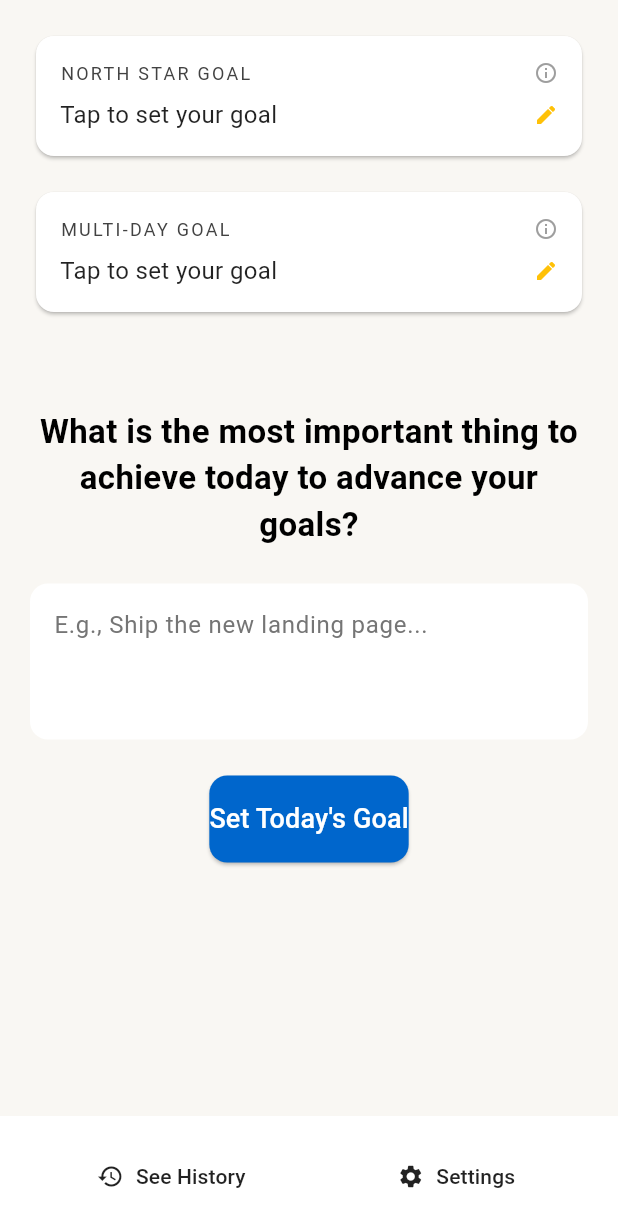
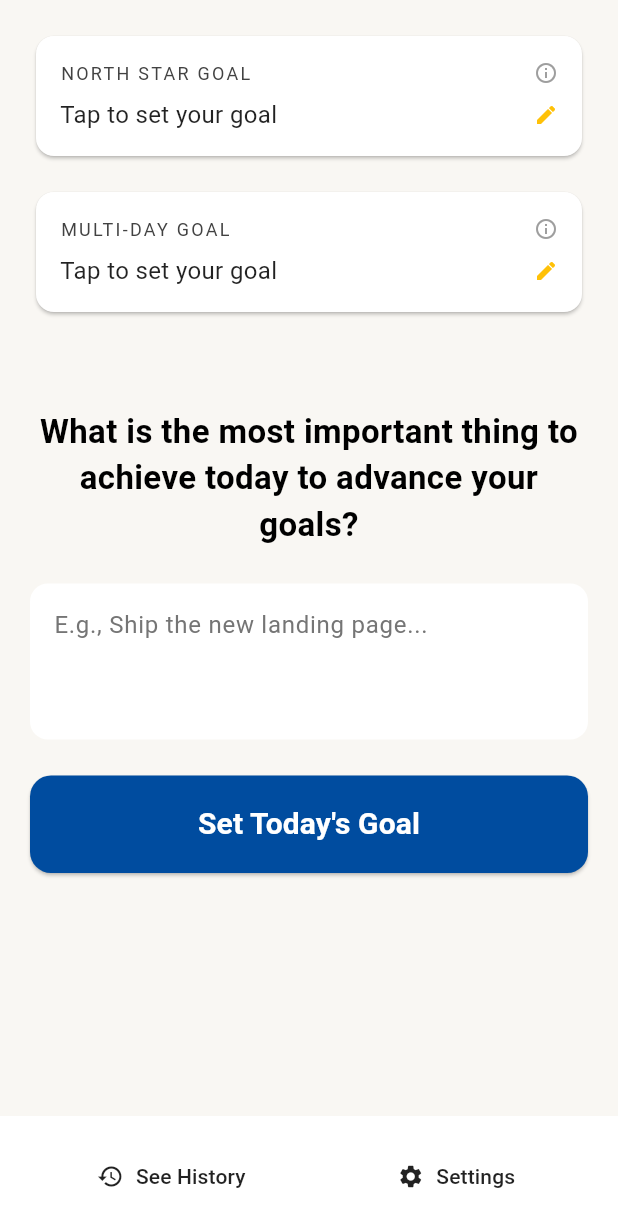
Before and after one commit to neonnubula/japchae, a Flutter app: the screen it shows after launch, on a phone screen of 412 x 824 dp. Shown: the top 1227 px of the screen. Run offline on Flutter 3.47's test engine with Material 3 defaults, Android fonts, the light colour scheme and no system bars; our stand-ins replace flutter_local_notifications, hive, hive_flutter, timezone; accounts and stored records are empty.

Commit message:
style: improve Set Today's Goal button - darker blue, full width, more padding, larger text for better UX

```diff
--- a/lib/screens/home_screen.dart
+++ b/lib/screens/home_screen.dart
@@ -89,7 +89,9 @@ class _HomeScreenState extends State<HomeScreen> {
                             maxLines: 3,
                           ),
                           const SizedBox(height: 24),
-                          ElevatedButton(
+                          SizedBox(
+                            width: double.infinity,
+                            child: ElevatedButton(
                               onPressed: () {
                                 if (_dailyGoalController.text.isNotEmpty) {
                                   storageService.setTodayGoal(_dailyGoalController.text);
@@ -100,15 +102,17 @@ class _HomeScreenState extends State<HomeScreen> {
                                 }
                               },
                               style: ElevatedButton.styleFrom(
-                              backgroundColor: const Color(0xFF0066CC),
-                              padding: const EdgeInsets.symmetric(vertical: 16),
+                                backgroundColor: const Color(0xFF004C9F),
+                                foregroundColor: Colors.white,
+                                padding: const EdgeInsets.symmetric(vertical: 18, horizontal: 24),
                                 shape: RoundedRectangleBorder(
-                                borderRadius: BorderRadius.circular(12),
+                                  borderRadius: BorderRadius.circular(14),
                                 ),
                               ),
                               child: const Text(
                                 "Set Today's Goal",
-                              style: TextStyle(fontSize: 18, color: Colors.white),
+                                style: TextStyle(fontSize: 20, fontWeight: FontWeight.w600),
+                              ),
                             ),
                           ),
                         ],
```
Also changed, not shown: goal set.png (added), history.png, home.png, multi day goals.png (added), north star.png (added), settings.png. Lines whose indentation alone changed are shown as unchanged.
